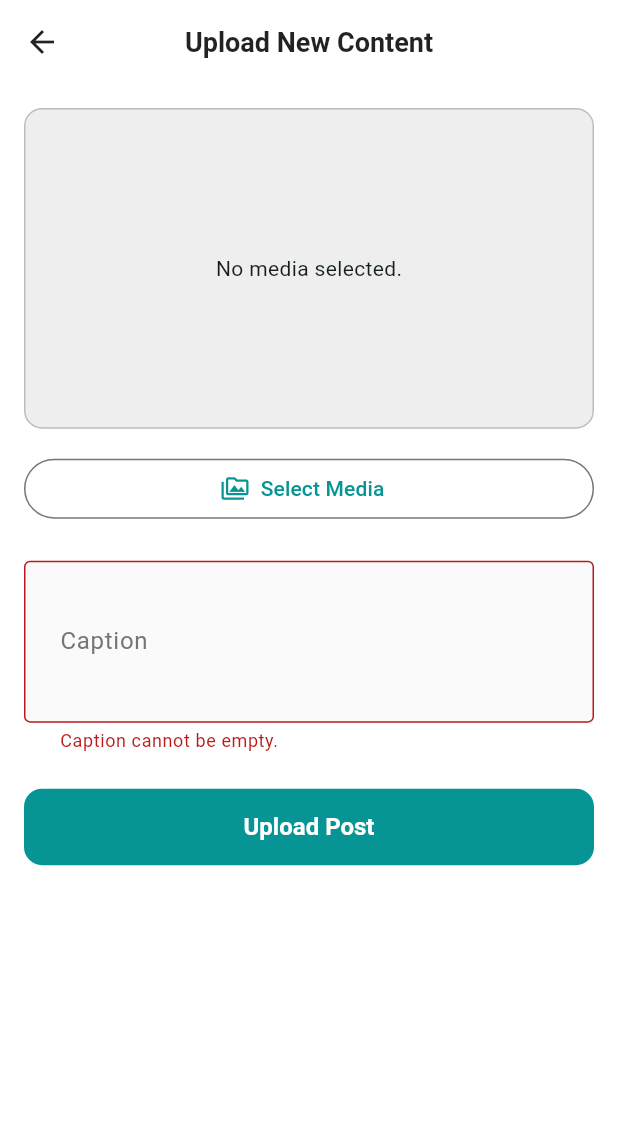
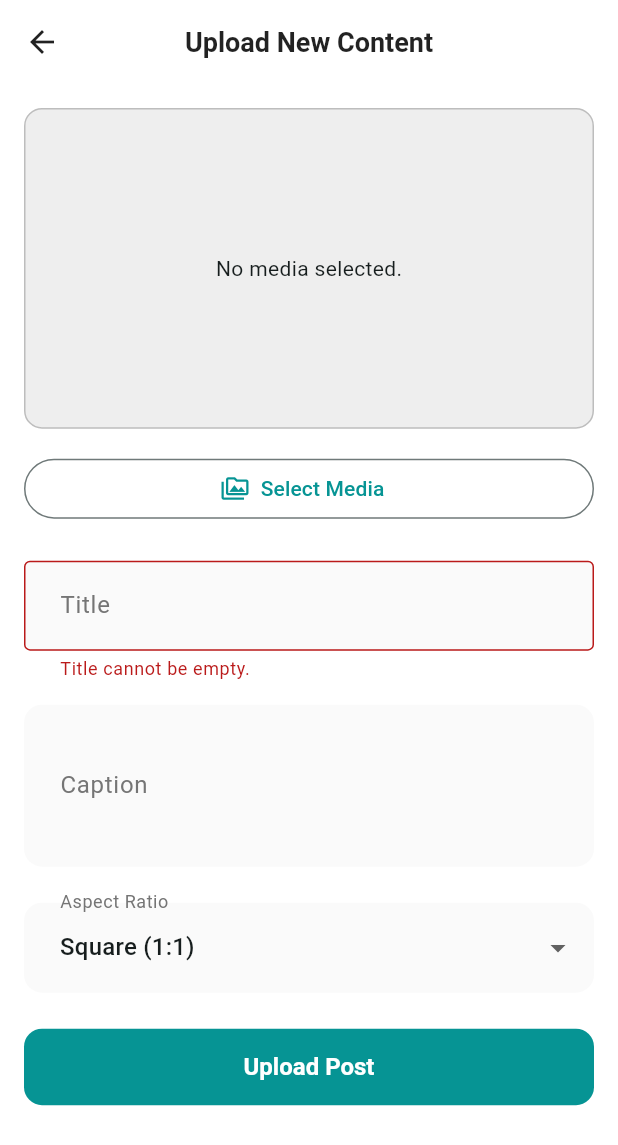
Before and after one commit to piksemos-org/pikse-mos, a Flutter app: the UploadScreen screen opened by its route, after a tap on "Upload Post", on a phone screen of 412 x 824 dp. Shown: the top 1145 px of the screen. Run offline on Flutter 3.47's test engine with Material 3 defaults, Android fonts, the light colour scheme and no system bars; our stand-ins replace image_picker, readmore, shared_preferences, supabase_flutter, video_player; accounts and stored records are empty.

Commit message:
Season 8

```diff
--- a/lib/piksel/kamu/profile_navigation/navigation_grid.dart
+++ b/lib/piksel/kamu/profile_navigation/navigation_grid.dart
@@ -66,17 +66,16 @@ class _NavigationItem extends StatelessWidget {
           children: [
             Icon(icon, size: 28, color: Theme.of(context).primaryColor),
             const SizedBox(height: 8),
-            // PERBAIKAN: Memastikan teks tidak overflow dan ukurannya pas
             Padding(
               padding: const EdgeInsets.symmetric(horizontal: 4.0),
               child: Text(
                 label,
                 textAlign: TextAlign.center,
+                maxLines: 2,
+                overflow: TextOverflow.ellipsis,
                 style: Theme.of(
                   context,
                 ).textTheme.bodySmall?.copyWith(fontWeight: FontWeight.w600),
-                maxLines: 2, // Izinkan teks menjadi dua baris
-                overflow: TextOverflow.ellipsis,
               ),
             ),
           ],
--- a/lib/piksel/kamu_screen.dart
+++ b/lib/piksel/kamu_screen.dart
@@ -1,5 +1,5 @@
 import 'package:flutter/material.dart';
-import 'package:piksel_mos/main.dart'; // Pastikan import ValueNotifier ada
+import 'package:piksel_mos/main.dart';
 import 'package:piksel_mos/piksel/kamu/profile_card/user_profile_card.dart';
 import 'package:piksel_mos/piksel/kamu/profile_navigation/navigation_grid.dart';
 import 'package:piksel_mos/piksel/kamu/widgets/settings_card.dart';
@@ -22,7 +22,6 @@ class _KamuScreenState extends State<KamuScreen> {
   }
 
   Future<void> _fetchUserProfile() async {
-    // Menampilkan loading indicator saat mengambil data
     if (mounted) {
       setState(() {
         _isLoading = true;
@@ -31,7 +30,7 @@ class _KamuScreenState extends State<KamuScreen> {
 
     try {
       final user = supabase.auth.currentUser;
-      if (user == null) throw 'User tidak ditemukan';
+      if (user == null) throw 'User not found';
 
       final response = await supabase
           .from('users')
@@ -51,7 +50,7 @@ class _KamuScreenState extends State<KamuScreen> {
           _isLoading = false;
         });
         ScaffoldMessenger.of(context).showSnackBar(
-          SnackBar(content: Text('Gagal memuat profil: ${e.toString()}')),
+          SnackBar(content: Text('Failed to load profile: ${e.toString()}')),
         );
       }
     }
@@ -60,57 +59,50 @@ class _KamuScreenState extends State<KamuScreen> {
   @override
   Widget build(BuildContext context) {
     return Scaffold(
-      // PERBAIKAN: Latar belakang utama diatur di sini
       backgroundColor: const Color(0xFF069494),
       body: _isLoading
           ? const Center(child: CircularProgressIndicator(color: Colors.white))
           : CustomScrollView(
               slivers: [
-                // PERBAIKAN: Header transparan yang kosong dan menempel
-                const SliverAppBar(
+                SliverAppBar(
+                  toolbarHeight: 45.0,
                   backgroundColor: Colors.transparent,
                   elevation: 0,
                   pinned: true,
-                  title: SizedBox.shrink(), // Judul dikosongkan
+                  title: const Text(''),
                 ),
-
-                // PERBAIKAN: Kartu profil diletakkan sebagai item pertama di scroll view
                 SliverToBoxAdapter(
                   child: UserProfileCard(
-                    // Mengirim seluruh data pengguna
                     userData: _userData ?? {},
-                    // PERBAIKAN KRUSIAL: Mengirim fungsi refresh ke child widget
                     onProfileUpdated: _fetchUserProfile,
                   ),
                 ),
-
-                // Widget lainnya
                 SliverToBoxAdapter(
                   child: Column(
                     children: [
                       const NavigationGrid(),
                       SettingsCard(
-                        title: 'Pengaturan Profil',
+                        title: 'Profile Settings',
                         items: const [
-                          {'icon': Icons.edit, 'title': 'Edit Profil'},
-                          {'icon': Icons.security, 'title': 'Keamanan'},
+                          {'icon': Icons.edit, 'title': 'Edit Profile'},
+                          {'icon': Icons.security, 'title': 'Security'},
                         ],
                       ),
                       SettingsCard(
-                        title: 'Area Dukungan',
+                        title: 'Support Area',
                         items: const [
                           {
                             'icon': Icons.description,
-                            'title': 'Syarat & Ketentuan',
+                            'title': 'Terms & Conditions',
                           },
-                          {'icon': Icons.support_agent, 'title': 'Bantuan CS'},
+                          {'icon': Icons.support_agent, 'title': 'Helpdesk'},
                         ],
                       ),
                       Padding(
                         padding: const EdgeInsets.all(16.0),
                         child: ElevatedButton.icon(
                           icon: const Icon(Icons.logout),
-                          label: const Text('Keluar'),
+                          label: const Text('Logout'),
                           style: ElevatedButton.styleFrom(
                             minimumSize: const Size.fromHeight(50),
                             backgroundColor: Colors.red.shade600,
--- a/lib/piksel/upload_screen.dart
+++ b/lib/piksel/upload_screen.dart
@@ -1,9 +1,10 @@
 import 'dart:io';
 import 'package:flutter/material.dart';
 import 'package:image_picker/image_picker.dart';
-import 'package:supabase_flutter/supabase_flutter.dart';
 import 'package:video_player/video_player.dart';
 import 'package:piksel_mos/main.dart';
+
+enum AspectRatioCategory { portrait, square, landscape }
 
 class UploadScreen extends StatefulWidget {
   const UploadScreen({super.key});
@@ -15,25 +16,25 @@ class UploadScreen extends StatefulWidget {
 class _UploadScreenState extends State<UploadScreen> {
   final _formKey = GlobalKey<FormState>();
   final _captionController = TextEditingController();
+  final _titleController = TextEditingController();
   XFile? _mediaFile;
   bool _isLoading = false;
   VideoPlayerController? _videoController;
+  AspectRatioCategory _selectedRatio = AspectRatioCategory.square;
 
   Future<void> _pickMedia() async {
     final ImagePicker picker = ImagePicker();
-    // Allow picking both image and video
     final XFile? pickedFile = await picker.pickMedia();
 
     if (pickedFile != null) {
       setState(() {
         _mediaFile = pickedFile;
-        // If it's a video, initialize a controller to show a preview
         if (pickedFile.path.endsWith('.mp4') ||
             pickedFile.path.endsWith('.mov')) {
           _videoController?.dispose();
           _videoController = VideoPlayerController.file(File(_mediaFile!.path))
             ..initialize().then((_) {
-              setState(() {}); // Update UI when video is initialized
+              setState(() {});
               _videoController?.play();
               _videoController?.setLooping(true);
             });
@@ -42,6 +43,17 @@ class _UploadScreenState extends State<UploadScreen> {
           _videoController = null;
         }
       });
+    }
+  }
+
+  double _getAspectRatioValue(AspectRatioCategory category) {
+    switch (category) {
+      case AspectRatioCategory.portrait:
+        return 4 / 5;
+      case AspectRatioCategory.square:
+        return 1.0;
+      case AspectRatioCategory.landscape:
+        return 1.91 / 1;
     }
   }
 
@@ -69,24 +81,22 @@ class _UploadScreenState extends State<UploadScreen> {
       final fileName = 'post_${DateTime.now().millisecondsSinceEpoch}.$fileExt';
       final filePath = 'public/$fileName';
 
-      // 1. Upload File to Storage
       await supabase.storage.from('media_posts').upload(filePath, file);
 
-      // 2. Get Public URL
       final mediaUrl = supabase.storage
           .from('media_posts')
           .getPublicUrl(filePath);
 
-      // 3. Determine Media Type
       final mediaType = (fileExt == 'mp4' || fileExt == 'mov')
           ? 'video'
           : 'image';
 
-      // 4. Save Data to Table
       await supabase.from('posts').insert({
         'media_url': mediaUrl,
         'media_type': mediaType,
         'caption': _captionController.text.trim(),
+        'title': _titleController.text.trim(),
+        'media_aspect_ratio': _getAspectRatioValue(_selectedRatio),
         'user_id': supabase.auth.currentUser!.id,
       });
 
@@ -98,7 +108,6 @@ class _UploadScreenState extends State<UploadScreen> {
           backgroundColor: Colors.green,
         ),
       );
-      // Return true to signal a refresh is needed
       Navigator.of(context).pop(true);
     } catch (e) {
       if (!mounted) return;
@@ -120,6 +129,7 @@ class _UploadScreenState extends State<UploadScreen> {
   @override
   void dispose() {
     _captionController.dispose();
+    _titleController.dispose();
     _videoController?.dispose();
     super.dispose();
   }
@@ -135,7 +145,6 @@ class _UploadScreenState extends State<UploadScreen> {
           child: Column(
             crossAxisAlignment: CrossAxisAlignment.stretch,
             children: [
-              // Media Preview Area
               AspectRatio(
                 aspectRatio: 16 / 9,
                 child: Container(
@@ -153,16 +162,27 @@ class _UploadScreenState extends State<UploadScreen> {
                 ),
               ),
               const SizedBox(height: 16),
-
-              // Select Media Button
               OutlinedButton.icon(
                 icon: const Icon(Icons.perm_media_outlined),
                 label: const Text('Select Media'),
                 onPressed: _pickMedia,
               ),
               const SizedBox(height: 24),
-
-              // Caption Text Field
+              TextFormField(
+                controller: _titleController,
+                decoration: const InputDecoration(
+                  labelText: 'Title',
+                  hintText: 'Enter a title for your post...',
+                  border: OutlineInputBorder(),
+                ),
+                validator: (value) {
+                  if (value == null || value.isEmpty) {
+                    return 'Title cannot be empty.';
+                  }
+                  return null;
+                },
+              ),
+              const SizedBox(height: 16),
               TextFormField(
                 controller: _captionController,
                 decoration: const InputDecoration(
@@ -171,16 +191,37 @@ class _UploadScreenState extends State<UploadScreen> {
                   border: OutlineInputBorder(),
                 ),
                 maxLines: 3,
-                validator: (value) {
-                  if (value == null || value.isEmpty) {
-                    return 'Caption cannot be empty.';
+              ),
+              const SizedBox(height: 24),
+              DropdownButtonFormField<AspectRatioCategory>(
+                value: _selectedRatio,
+                decoration: const InputDecoration(
+                  labelText: 'Aspect Ratio',
+                  border: OutlineInputBorder(),
+                ),
+                items: const [
+                  DropdownMenuItem(
+                    value: AspectRatioCategory.portrait,
+                    child: Text('Portrait (4:5)'),
+                  ),
+                  DropdownMenuItem(
+                    value: AspectRatioCategory.square,
+                    child: Text('Square (1:1)'),
+                  ),
+                  DropdownMenuItem(
+                    value: AspectRatioCategory.landscape,
+                    child: Text('Landscape (1.91:1)'),
+                  ),
+                ],
+                onChanged: (value) {
+                  if (value != null) {
+                    setState(() {
+                      _selectedRatio = value;
+                    });
                   }
-                  return null;
                 },
               ),
               const SizedBox(height: 24),
-
-              // Upload Button
               ElevatedButton(
                 onPressed: _isLoading ? null : _uploadPost,
                 style: ElevatedButton.styleFrom(
```
Also changed, not shown: lib/information/message_screen.dart (added, +13 -0 lines), lib/information/notification_screen.dart (added, +13 -0 lines), lib/piksel/home_screen.dart (+49 -47 lines), lib/piksel/kamu/profile_card/user_profile_card.dart (+3 -14 lines).
